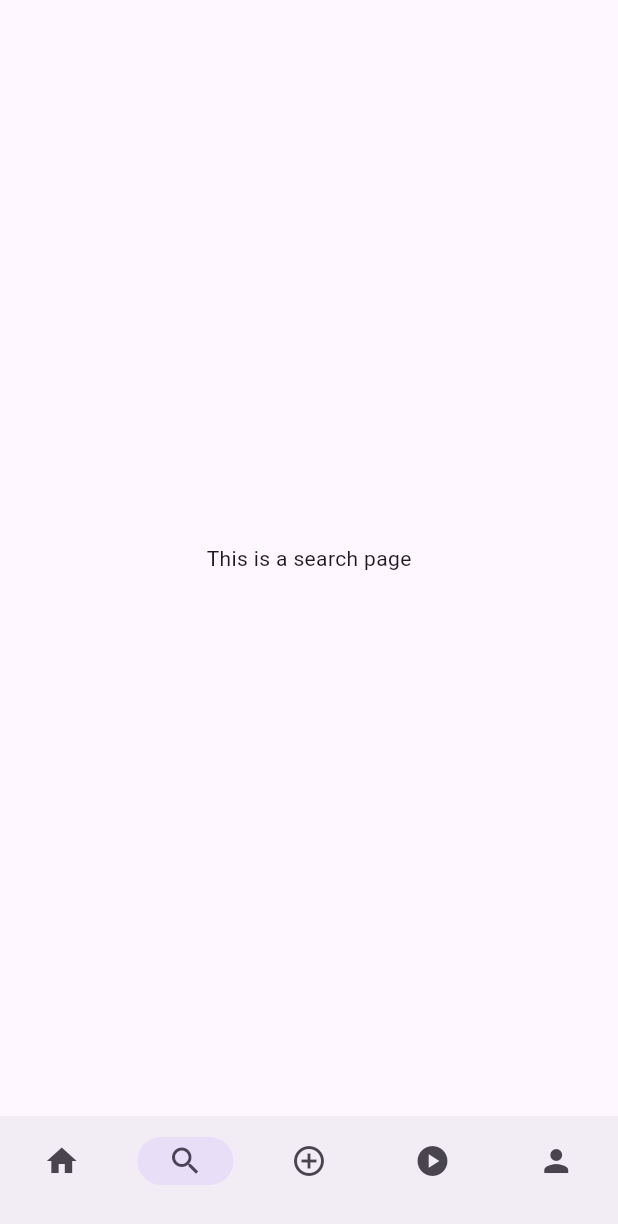
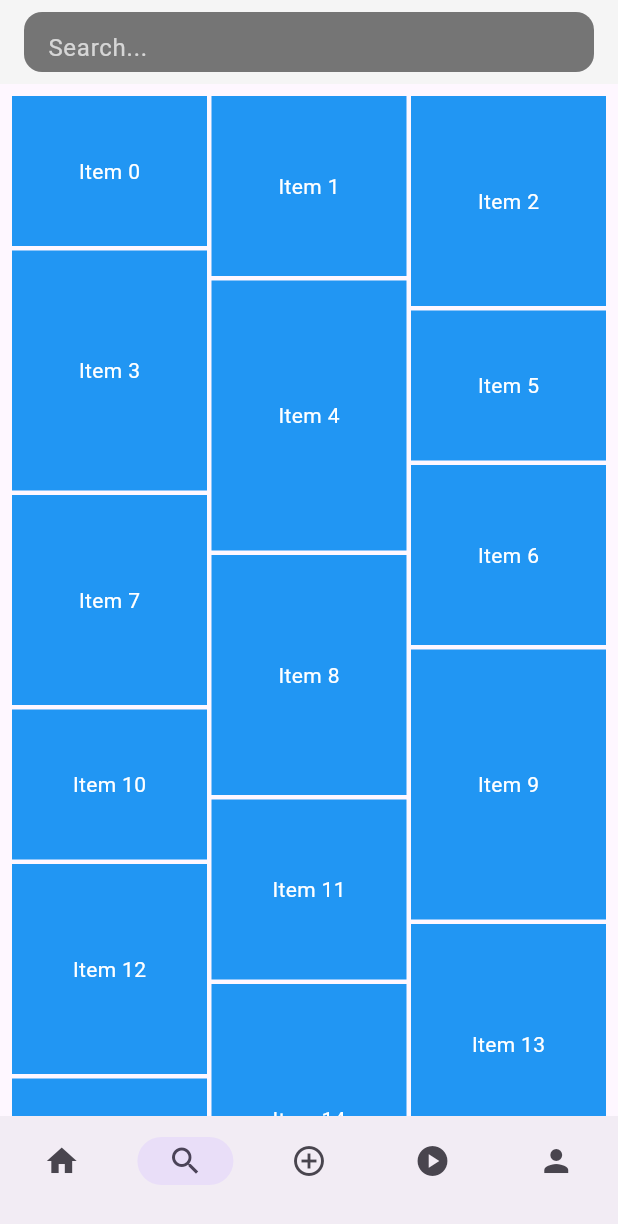
Before and after one commit to ParagSenDeka/ig_clone, a Flutter app: the screen it shows after launch, item 2 of the bottom bar chosen, on a phone screen of 412 x 824 dp. Shown: the top 1224 px of the screen. Run offline on Flutter 3.47's test engine with Material 3 defaults, Android fonts, the phone set to English and light mode, and no system bars.

Commit message:
Search screen design & Profile Screen Design, a little UI changing

```diff
--- a/lib/main.dart
+++ b/lib/main.dart
@@ -1,12 +1,12 @@
 import 'package:flutter/material.dart';
 import "package:ig_clone/data/notifiers.dart";
+import "package:ig_clone/pages/SplashScreen.dart";
 import "package:ig_clone/widgets/Navbar.dart";
 import 'pages/HomePage.dart';
 import "package:ig_clone/pages/ProfilePage.dart";
 import "package:ig_clone/pages/ReelPage.dart";
 import "package:ig_clone/pages/SearchPage.dart";
 import "package:ig_clone/pages/UploadPage.dart";
-
 void main() {
   runApp(const MyApp());
 }
--- a/lib/pages/SearchPage.dart
+++ b/lib/pages/SearchPage.dart
@@ -1,12 +1,60 @@
 import 'package:flutter/material.dart';
+import 'package:flutter_staggered_grid_view/flutter_staggered_grid_view.dart';
 
-class Searchpage extends StatelessWidget {
+class Searchpage extends StatefulWidget {
   const Searchpage({super.key});
 
   @override
+  State<Searchpage> createState() => _SearchpageState();
+}
+
+class _SearchpageState extends State<Searchpage> {
+  @override
   Widget build(BuildContext context) {
-    return Center(
-      child: Text("This is a search page"),
+    return Scaffold(
+      appBar: AppBar(
+        backgroundColor: Colors.grey[100],
+        elevation: 0,
+        title: Container(
+          height: 40,
+          decoration: BoxDecoration(
+            color: Colors.grey[600],
+            borderRadius: BorderRadius.circular(12),
+          ),
+          child: const TextField(
+            style: TextStyle(color: Colors.white),
+            decoration: InputDecoration(
+              hintText: 'Search...',
+              hintStyle: TextStyle(color: Colors.white70),
+              border: InputBorder.none,
+              contentPadding: EdgeInsets.symmetric(horizontal: 16),
+            ),
+          ),
+        ),
+      ),
+      body: MasonryGridView.count(
+        crossAxisCount: 3,
+        mainAxisSpacing: 3,
+        crossAxisSpacing: 3,
+        shrinkWrap: true,
+        padding: const EdgeInsets.all(8),
+        itemCount: 30,
+        itemBuilder: (context, index) {
+          return Container(
+            height: (100 + (index % 5) * 20).toDouble(),
+            color: Colors.blue,
+            child: Center(
+              child: Padding(
+                padding: const EdgeInsets.all(8.0),
+                child: Text(
+                  'Item $index',
+                  style: const TextStyle(color: Colors.white),
+                ),
+              ),
+            ),
+          );
+        },
+      ),
     );
   }
 }
```
Also changed, not shown: lib/pages/SplashScreen.dart (added, +62 -0 lines), assets/Instagram_Developer.png (added), assets/Instagram_logo.png (added), 4 other files.
